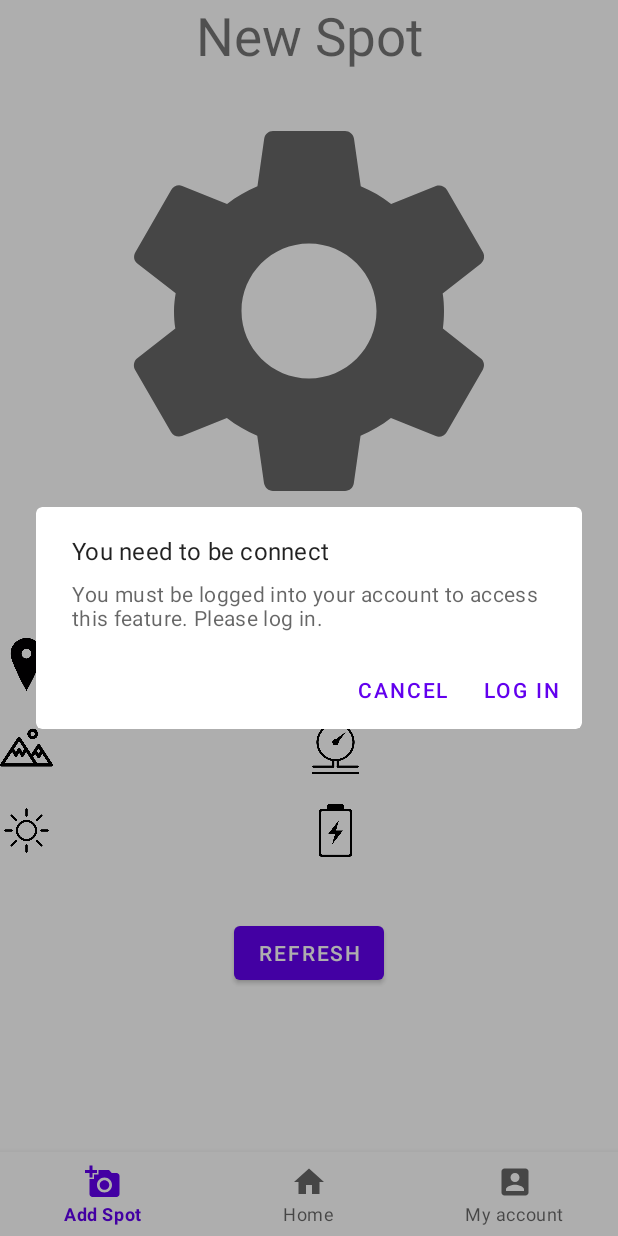
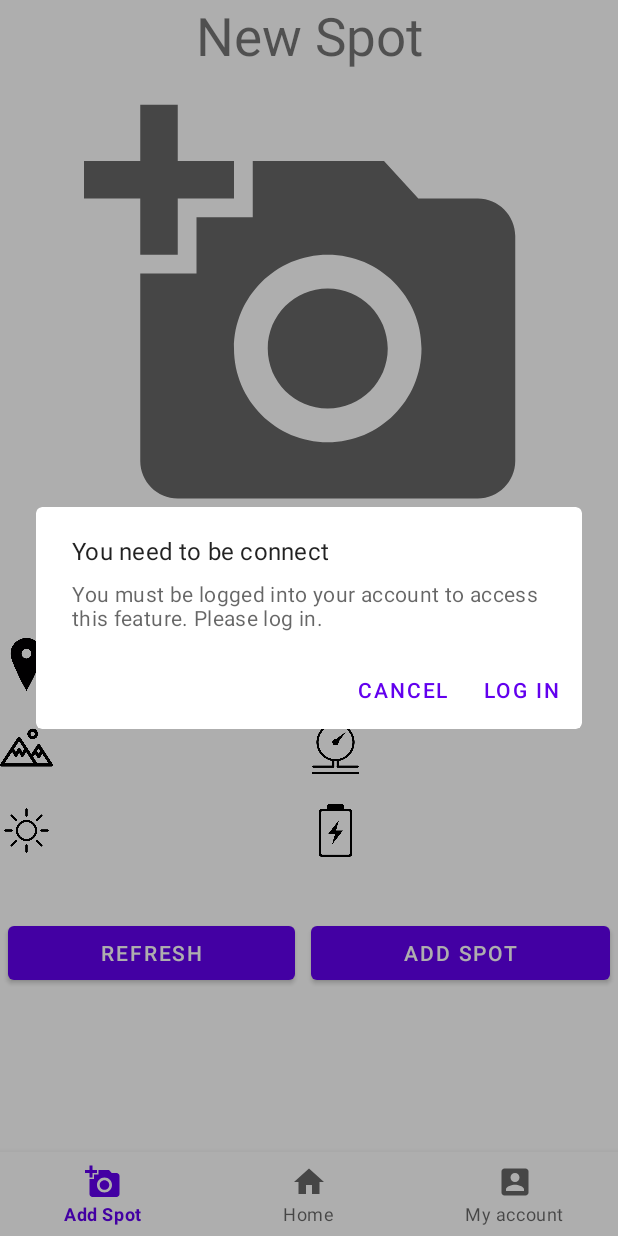
Before and after one commit to AdrienCastanie/GetMySpotClient, an Android app: the AddSpotFragment screen opened through its navigation route, on a phone screen of 412 x 824 dp. Run offline under Robolectric (Android 15) with nearby library versions, the phone set to English and light mode, and no system bars; our stand-ins replace navigation-ui.

Commit message:
Ajout d'un spot fonctionnel

```diff
--- /dev/null
+++ b/app/src/main/java/com/eseo/getmyspot/data/models/AddSpotBodyParam.kt
@@ -0,0 +1,5 @@
+package com.eseo.getmyspot.data.models
+
+data class AddSpotBodyParam(var pseudo: String, var battery: String,
+                            var position_latitude: String, var position_longitude: String, var pressure: String, var brightness: String,
+                            var image_spot: String)
--- /dev/null
+++ b/app/src/main/java/com/eseo/getmyspot/data/models/AddSpotResult.kt
@@ -0,0 +1,3 @@
+package com.eseo.getmyspot.data.models
+
+data class AddSpotResult(val error: Int, val message: String)
--- a/app/src/main/java/com/eseo/getmyspot/data/models/SpotModel.kt
+++ b/app/src/main/java/com/eseo/getmyspot/data/models/SpotModel.kt
@@ -3,6 +3,6 @@ package com.eseo.getmyspot.data.models
 import android.location.Location
 import java.time.LocalDateTime
 
-data class SpotModel(var pseudo: String, var image: String?, var battery: String, var time: LocalDateTime,
+data class SpotModel(var pseudo: String, var image: String?, var battery: String, var time: String,
                      var position: Location, var pressure: String, var brightness: String,
-                     var image_spot: String?)
+                     var image_spot: String)
--- a/app/src/main/java/com/eseo/getmyspot/di/app_module.kt
+++ b/app/src/main/java/com/eseo/getmyspot/di/app_module.kt
@@ -4,6 +4,7 @@ import com.eseo.getmyspot.domain.repository.RemoteRepository
 import com.eseo.getmyspot.domain.repository.RemoteRepositoryImpl
 import com.eseo.getmyspot.view.account.signin.SignInViewModel
 import com.eseo.getmyspot.view.account.signup.CreateAccountViewModel
+import com.eseo.getmyspot.view.main.fragments.AddSpotViewModel
 import org.koin.android.viewmodel.dsl.viewModel
 import org.koin.dsl.module
 
@@ -12,6 +13,7 @@ val appModule = module {
     // Inject dependencies for the MainViewModel (the only UI in this boilerplate)
     viewModel { CreateAccountViewModel(get()) }
     viewModel { SignInViewModel(get()) }
+    viewModel { AddSpotViewModel(get()) }
 
     // Sample Remote Data Repository
     single<RemoteRepository>(createdAtStart = true) { RemoteRepositoryImpl(get()) }
--- a/app/src/main/java/com/eseo/getmyspot/view/main/adapter/SpotsAdapter.kt
+++ b/app/src/main/java/com/eseo/getmyspot/view/main/adapter/SpotsAdapter.kt
@@ -32,7 +32,7 @@ class SpotsAdapter(private val spots: Array<SpotModel>, private val onClick: ()
                 itemView.findViewById<ImageView>(R.id.profile_picture).setImageBitmap(bitmap);
             }
 
-            if (spot.image_spot != null) {
+            if (spot.image_spot !="") {
                 val decodedByte = Base64.decode(spot.image, Base64.DEFAULT)
                 val bitmap = BitmapFactory.decodeByteArray(decodedByte, 0, decodedByte.size)
                 itemView.findViewById<ImageView>(R.id.image_spot).setImageBitmap(bitmap);
--- a/app/src/main/java/com/eseo/getmyspot/view/main/fragments/HomeFragment.kt
+++ b/app/src/main/java/com/eseo/getmyspot/view/main/fragments/HomeFragment.kt
@@ -8,14 +8,11 @@ import androidx.fragment.app.Fragment
 import android.view.LayoutInflater
 import android.view.View
 import android.view.ViewGroup
-import android.widget.ImageView
-import android.widget.Toast
 import androidx.recyclerview.widget.LinearLayoutManager
 import androidx.recyclerview.widget.RecyclerView
 import com.eseo.getmyspot.R
 import com.eseo.getmyspot.data.models.SpotModel
 import com.eseo.getmyspot.view.main.adapter.SpotsAdapter
-import com.eseo.getmyspot.view.settings.SettingsActivity
 import java.time.LocalDateTime
 
 class HomeFragment : Fragment() {
@@ -40,10 +37,6 @@ class HomeFragment : Fragment() {
             position.longitude = 41.0
             position.latitude = 41.0
             findViewById<RecyclerView>(R.id.rvSpots).adapter = SpotsAdapter(arrayOf(
-                SpotModel("Adrien", null,"75", LocalDateTime.now(), position, "10", "1000", null),
-                SpotModel("Adrien", null,"75", LocalDateTime.now(), position, "10", "1000", null),
-                SpotModel("Adrien", null,"75", LocalDateTime.now(), position, "10", "1000", null),
-                SpotModel("Adrien", null,"75", LocalDateTime.now(), position, "10", "1000", null)
             )
             ) {
                 startActivity(
--- a/app/src/main/res/layout/fragment_add_spot.xml
+++ b/app/src/main/res/layout/fragment_add_spot.xml
@@ -25,7 +25,7 @@
         android:backgroundTint="@color/black"
         android:contentDescription="@string/spot_image"
         android:scaleType="fitCenter"
-        android:src="@drawable/ic_baseline_settings_24"
+        android:src="@drawable/ic_baseline_add_a_photo_24"
         app:layout_constraintEnd_toEndOf="parent"
         app:layout_constraintStart_toStartOf="parent"
         app:layout_constraintTop_toBottomOf="@id/txt_title_new_spot" />
@@ -60,7 +60,7 @@
             android:layout_width="match_parent"
             android:layout_height="match_parent"
             android:layout_marginStart="5dp"
-            android:gravity="center_vertical"/>
+            android:gravity="center_vertical" />
     </LinearLayout>
 
     <androidx.appcompat.widget.LinearLayoutCompat
@@ -90,7 +90,7 @@
                 android:layout_width="match_parent"
                 android:layout_height="match_parent"
                 android:layout_marginStart="5dp"
-                android:gravity="center_vertical"/>
+                android:gravity="center_vertical" />
         </LinearLayout>
 
         <LinearLayout
@@ -109,7 +109,7 @@
                 android:layout_width="match_parent"
                 android:layout_height="match_parent"
                 android:layout_marginStart="5dp"
-                android:gravity="center_vertical"/>
+                android:gravity="center_vertical" />
         </LinearLayout>
     </androidx.appcompat.widget.LinearLayoutCompat>
 
@@ -140,7 +140,7 @@
                 android:layout_width="match_parent"
                 android:layout_height="match_parent"
                 android:layout_marginStart="5dp"
-                android:gravity="center_vertical"/>
+                android:gravity="center_vertical" />
         </LinearLayout>
 
         <LinearLayout
@@ -159,19 +159,39 @@
                 android:layout_width="match_parent"
                 android:layout_height="match_parent"
                 android:layout_marginStart="5dp"
-                android:gravity="center_vertical"/>
+                android:gravity="center_vertical" />
         </LinearLayout>
     </androidx.appcompat.widget.LinearLayoutCompat>
 
 
-    <Button
-        android:id="@+id/btn_refresh"
-        android:layout_width="wrap_content"
+    <LinearLayout
+        android:layout_width="match_parent"
         android:layout_height="wrap_content"
-        android:text="@string/refresh"
-        android:layout_marginTop="40dp"
+        android:weightSum="2"
         app:layout_constraintEnd_toEndOf="parent"
-        app:layout_constraintStart_toStartOf="parent"
-        app:layout_constraintTop_toBottomOf="@id/lyt_sun_battery" />
+        app:layout_constraintStart_toEndOf="parent"
+        app:layout_constraintTop_toBottomOf="@id/lyt_sun_battery">
+
+        <Button
+            android:id="@+id/btn_refresh"
+            android:layout_width="wrap_content"
+            android:layout_height="wrap_content"
+            android:layout_marginTop="40dp"
+            android:text="@string/refresh"
+            android:layout_weight="1"
+            android:layout_marginLeft="5dp"
+            android:layout_marginRight="5dp"/>
+
+        <Button
+            android:id="@+id/btn_validate"
+            android:layout_width="wrap_content"
+            android:layout_height="wrap_content"
+            android:layout_marginTop="40dp"
+            android:text="@string/add_spot"
+            android:layout_weight="1"
+            android:layout_marginLeft="5dp"
+            android:layout_marginRight="5dp"/>
+    </LinearLayout>
+
 
 </androidx.constraintlayout.widget.ConstraintLayout>
--- a/app/src/main/res/navigation/mobile_navigation.xml
+++ b/app/src/main/res/navigation/mobile_navigation.xml
@@ -10,6 +10,9 @@
         <action
             android:id="@+id/action_add_spot_to_home"
             app:destination="@id/home" />
+        <action
+            android:id="@+id/action_add_spot_to_my_account"
+            app:destination="@id/my_account" />
     </fragment>
     <fragment
         android:id="@+id/home"
--- a/app/src/main/res/values/strings.xml
+++ b/app/src/main/res/values/strings.xml
@@ -44,4 +44,6 @@
     <string name="mbar">mbar</string>
     <string name="lux">lux</string>
     <string name="pourcentage">%</string>
+    <string name="add_spot_error_title">Add spot error</string>
+    <string name="add_spot_erro_message">Server error, we can\'t add your spot now. Please retry later</string>
 </resources>
```
Also changed, not shown: app/src/main/java/com/eseo/getmyspot/data/remote/RemoteDataSource.kt (+5 -4 lines), app/src/main/java/com/eseo/getmyspot/domain/repository/RemoteRepository.kt (+7 -0 lines), app/src/main/java/com/eseo/getmyspot/view/main/fragments/AddSpotFragment.kt (+46 -7 lines), app/src/main/java/com/eseo/getmyspot/view/main/fragments/AddSpotViewModel.kt (added, +40 -0 lines), app/src/main/java/com/eseo/getmyspot/view/main/fragments/MyAccountFragment.kt (+1 -7 lines).
